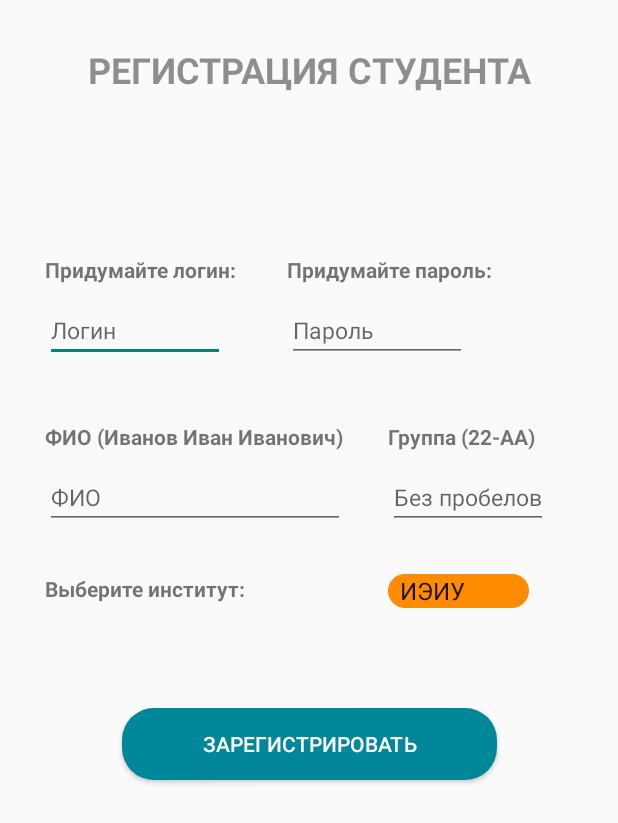
After one commit to GIDROPES/NGIEURATE, an Android app: the RegistrationActivity screen opened directly, with no data from a screen before it, on a phone screen of 412 x 824 dp. The commit adds this screen. Shown: the top 823 px of the screen. Run offline under Robolectric (Android 15) with nearby library versions, the phone set to English and light mode, and no system bars.

Commit message:
RegistrationActivity is working correctly

```diff
--- /dev/null
+++ b/app/src/main/java/com/example/ngieurate/RegistrationActivity.java
@@ -0,0 +1,116 @@
+package com.example.ngieurate;
+
+import androidx.appcompat.app.AppCompatActivity;
+
+import android.content.Intent;
+import android.os.Bundle;
+import android.view.View;
+import android.widget.ArrayAdapter;
+import android.widget.Button;
+import android.widget.EditText;
+import android.widget.Spinner;
+import android.widget.Toast;
+
+import java.sql.Connection;
+import java.sql.PreparedStatement;
+import java.sql.ResultSet;
+import java.sql.SQLException;
+import java.sql.Statement;
+
+public class RegistrationActivity extends AppCompatActivity {
+    private EditText editRegLogin, editRegPassword, editRegFIO, editRegGroup;
+    private Spinner registrationSpinner;
+    private Button acceptRegistration;
+    private String login, password, fio, group;
+    private Integer instit_code,id_of_student;
+    @Override
+    protected void onCreate(Bundle savedInstanceState) {
+        super.onCreate(savedInstanceState);
+        setContentView(R.layout.activity_registration);
+
+        registrationSpinner = findViewById(R.id.registrationSpinner);
+        acceptRegistration = findViewById(R.id.acceptRegistration);
+        editRegLogin = findViewById(R.id.editRegistrationLogin);
+        editRegPassword = findViewById(R.id.editRegistrationPassword);
+        editRegFIO = findViewById(R.id.editRegistrationFIO);
+        editRegGroup = findViewById(R.id.editRegistrationGroup);
+
+        ArrayAdapter<?> adapterInstitutions = ArrayAdapter.createFromResource(this, R.array.institutions,
+                android.R.layout.simple_spinner_item);
+        adapterInstitutions.setDropDownViewResource(android.R.layout.simple_spinner_dropdown_item);
+        registrationSpinner.setAdapter(adapterInstitutions);
+
+        acceptRegistration.setOnClickListener(new View.OnClickListener() {
+            @Override
+            public void onClick(View view) {
+                login = String.valueOf(editRegLogin.getText());
+                password = String.valueOf(editRegPassword.getText());
+                fio = String.valueOf(editRegFIO.getText());
+                group = String.valueOf(editRegGroup.getText());
+                instit_code = getInstitCode(String.valueOf(registrationSpinner.getSelectedItem()));
+                boolean isExist = isExistingLogin(login);
+                if(!isExist){
+                    if(instit_code!=0){
+                        SQLSenderConnector connector = new SQLSenderConnector();
+                        connector.sendQueryCHANGING("INSERT INTO SIGNIN_DATA VALUES(\'"+login+"\',\'"+password+"\');");
+
+                        id_of_student = Integer.parseInt(connector.sendQueryToSQLgetString("SELECT ID_Of_Student FROM SIGNIN_DATA WHERE Login = \'"+login+"\';"));
+
+                        Connection connection = connector.toOwnConnection();
+                        PreparedStatement preparedStatement = null;
+                        try {
+                            preparedStatement = connection
+                                    .prepareStatement("INSERT INTO STUDENT_DATA (ID,FIO,GROUP_NUMBER,POINTS_FROM_ACHIEVS,POINTS_FROM_TEACHERS,ALL_POINTS,INSTIT_CODE) VALUES (?,?,?,?,?,?,?);");
+                            preparedStatement.setInt(1,id_of_student);
+                            preparedStatement.setString(2, fio);
+                            preparedStatement.setString(3,group);
+                            preparedStatement.setInt(4,0);
+                            preparedStatement.setInt(5,0);
+                            preparedStatement.setInt(6, 0);
+                            preparedStatement.setInt(7, instit_code);
+                            preparedStatement.execute();
+                            Intent intent = new Intent(RegistrationActivity.this, ModerChoosingActivity.class);
+                            startActivity(intent);
+                        } catch (SQLException throwables) {
+                            throwables.printStackTrace();
+                        }
+                    }
+                    else {
+                        Toast.makeText(RegistrationActivity.this,"Ошибка в получении кода института. Обратитесь к администратору приложения", Toast.LENGTH_LONG);
+                    }
+                }
+                else {
+                    Toast.makeText(RegistrationActivity.this,"Такой логин занят. Используйте другой", Toast.LENGTH_LONG);
+                }
+            }
+        });
+    }
+
+    private boolean isExistingLogin(String checkLogin){
+        boolean existion = false;
+        SQLSenderConnector connector = new SQLSenderConnector();
+        Connection connection = connector.toOwnConnection();
+        try{
+
+            Statement statement = connection.createStatement();
+            ResultSet set = statement.executeQuery("SELECT Password FROM SIGNIN_DATA WHERE Login =\'"+checkLogin+"\';");
+
+            if (set.next()) { existion = true; }
+
+        } catch (SQLException throwables) {
+            throwables.printStackTrace();
+        }
+        return existion;
+    }
+
+    private int getInstitCode(String institName){
+        int resCode = 0;
+        SQLSenderConnector connector = new SQLSenderConnector();
+        try {
+            resCode = Integer.parseInt(connector.sendQueryToSQLgetString("SELECT INSTIT_NUMBER_KEY FROM INSTITUTIONS WHERE INSTITUTE =\'"+institName+"\';"));
+        } catch (Exception e) {
+            e.printStackTrace();
+        }
+        return resCode;
+    }
+}
--- /dev/null
+++ b/app/src/main/res/drawable/button_blue_ripped.xml
@@ -0,0 +1,17 @@
+<?xml version="1.0" encoding="utf-8"?>
+<inset xmlns:android="http://schemas.android.com/apk/res/android">
+    ndroid:insetBottom="6dp"
+    android:insetLeft="4dp"
+    android:insetRight="4dp"
+    android:insetTop="6dp">
+    <ripple android:color="?attr/colorControlHighlight">
+        <item>
+            <shape android:shape="rectangle"
+                android:tint="@color/dark_ocean">
+                <corners android:radius="21dp"/>
+                <solid android:color="#1a237e"/>
+                <padding android:bottom="1dp"/>
+            </shape>
+        </item>
+    </ripple>
+</inset>
--- /dev/null
+++ b/app/src/main/res/layout/activity_registration.xml
@@ -0,0 +1,147 @@
+<?xml version="1.0" encoding="utf-8"?>
+<androidx.constraintlayout.widget.ConstraintLayout xmlns:android="http://schemas.android.com/apk/res/android"
+    xmlns:app="http://schemas.android.com/apk/res-auto"
+    xmlns:tools="http://schemas.android.com/tools"
+    android:layout_width="match_parent"
+    android:layout_height="match_parent"
+    tools:context=".RegistrationActivity">
+
+    <TextView
+        android:layout_width="wrap_content"
+        android:layout_height="wrap_content"
+        android:alpha="0.8"
+        android:text="РЕГИСТРАЦИЯ СТУДЕНТА"
+        android:textSize="24dp"
+        android:textStyle="bold"
+        app:layout_constraintEnd_toEndOf="parent"
+        app:layout_constraintStart_toStartOf="parent"
+        app:layout_constraintTop_toTopOf="parent"
+        android:layout_marginTop="30dp"/>
+
+    <TextView
+        android:id="@+id/createLoginTXT"
+        android:layout_width="wrap_content"
+        android:layout_height="wrap_content"
+        android:text="Придумайте логин: "
+        android:textSize="14dp"
+        android:textStyle="bold"
+        app:layout_constraintStart_toStartOf="parent"
+        app:layout_constraintTop_toTopOf="parent"
+        android:layout_marginTop="170dp"
+        android:layout_marginStart="30dp"/>
+
+    <TextView
+        android:id="@+id/createPasswordTXT"
+        android:layout_width="wrap_content"
+        android:layout_height="wrap_content"
+        android:text="Придумайте пароль: "
+        android:textSize="14dp"
+        android:textStyle="bold"
+        app:layout_constraintStart_toEndOf="@id/createLoginTXT"
+        app:layout_constraintTop_toTopOf="parent"
+        android:layout_marginTop="170dp"
+        android:layout_marginStart="30dp"/>
+
+    <EditText
+        android:id="@+id/editRegistrationLogin"
+        android:layout_width="120dp"
+        android:layout_height="wrap_content"
+        app:layout_constraintStart_toStartOf="parent"
+        app:layout_constraintTop_toBottomOf="@+id/createLoginTXT"
+        android:layout_marginStart="30dp"
+        android:layout_marginTop="10dp"
+        android:hint="Логин"
+        android:textSize="15dp"/>
+
+    <EditText
+        android:id="@+id/editRegistrationPassword"
+        android:layout_width="120dp"
+        android:layout_height="wrap_content"
+        app:layout_constraintStart_toStartOf="@id/createPasswordTXT"
+        app:layout_constraintTop_toBottomOf="@+id/createPasswordTXT"
+        android:layout_marginTop="10dp"
+        android:hint="Пароль"
+        android:textSize="15dp"
+        android:inputType="textPassword"/>
+
+    <TextView
+        android:id="@+id/registerFIOTXT"
+        android:layout_width="wrap_content"
+        android:layout_height="wrap_content"
+        android:text="ФИО (Иванов Иван Иванович)"
+        android:textSize="14dp"
+        android:textStyle="bold"
+        app:layout_constraintStart_toStartOf="parent"
+        app:layout_constraintTop_toBottomOf="@+id/editRegistrationLogin"
+        android:layout_marginStart="30dp"
+        android:layout_marginTop="40dp"/>
+
+    <EditText
+        android:id="@+id/editRegistrationFIO"
+        android:layout_width="200dp"
+        android:layout_height="wrap_content"
+        app:layout_constraintStart_toStartOf="@id/registerFIOTXT"
+        app:layout_constraintTop_toBottomOf="@+id/registerFIOTXT"
+        android:layout_marginTop="10dp"
+        android:hint="ФИО"
+        android:textSize="15dp"
+        />
+
+    <TextView
+        android:id="@+id/registerGroupTXT"
+        android:layout_width="wrap_content"
+        android:layout_height="wrap_content"
+        android:text="Группа (22-АА)"
+        android:textSize="14dp"
+        android:textStyle="bold"
+        app:layout_constraintStart_toEndOf="@id/registerFIOTXT"
+        app:layout_constraintTop_toBottomOf="@+id/editRegistrationPassword"
+        android:layout_marginStart="30dp"
+        android:layout_marginTop="40dp"/>
+    <EditText
+        android:id="@+id/editRegistrationGroup"
+        android:layout_width="wrap_content"
+        android:layout_height="wrap_content"
+        app:layout_constraintStart_toStartOf="@id/registerGroupTXT"
+        app:layout_constraintTop_toBottomOf="@+id/registerGroupTXT"
+        android:layout_marginTop="10dp"
+        android:hint="Без пробелов"
+        android:textSize="15dp"
+        />
+    <TextView
+        android:id="@+id/registerInstitutionTXT"
+        android:layout_width="wrap_content"
+        android:layout_height="wrap_content"
+        android:text="Выберите институт:"
+        android:textSize="14dp"
+        android:textStyle="bold"
+        app:layout_constraintStart_toStartOf="@id/editRegistrationFIO"
+        app:layout_constraintTop_toBottomOf="@+id/editRegistrationFIO"
+        android:layout_marginTop="30dp"/>
+
+    <Spinner
+        android:id="@+id/registrationSpinner"
+        android:layout_width="wrap_content"
+        android:layout_height="wrap_content"
+        android:layout_alignParentTop="true"
+        android:layout_alignParentEnd="true"
+        android:layout_marginTop="30dp"
+        android:background="@drawable/button_orange_ripped"
+        android:entries="@array/institutions"
+        app:layout_constraintStart_toStartOf="@+id/editRegistrationGroup"
+        app:layout_constraintTop_toBottomOf="@+id/editRegistrationGroup" />
+
+    <Button
+        android:id="@+id/acceptRegistration"
+        android:layout_width="250dp"
+        android:layout_height="wrap_content"
+        app:layout_constraintEnd_toEndOf="parent"
+        app:layout_constraintStart_toStartOf="parent"
+        app:layout_constraintTop_toBottomOf="@+id/registerInstitutionTXT"
+        android:layout_marginTop="70dp"
+        android:background="@drawable/button_blue_ripped"
+        android:text="ЗАРЕГИСТРИРОВАТЬ"
+        android:textColor="@color/white"/>
+
+
+</androidx.constraintlayout.widget.ConstraintLayout>
--- a/app/src/main/res/values/strings.xml
+++ b/app/src/main/res/values/strings.xml
@@ -25,4 +25,9 @@
         <item>Грамота</item>
         <item>Диплом</item>
     </string-array>
+    <string-array name="institutions">
+        <item>ИЭИУ</item>
+        <item>ИТИСС</item>
+        <item>ИНЖЕНЕР</item>
+    </string-array>
 </resources>
```
Also changed, not shown: app/src/main/AndroidManifest.xml (+9 -0 lines), app/src/main/java/com/example/ngieurate/AddPointsActivity.java (added, +14 -0 lines), app/src/main/java/com/example/ngieurate/CheckReportsActivity.java (added, +14 -0 lines), app/src/main/java/com/example/ngieurate/ModerChoosingActivity.java (+31 -1 lines), app/src/main/res/layout/activity_add_points.xml (added, +9 -0 lines), app/src/main/res/layout/activity_check_reports.xml (added, +9 -0 lines), app/src/main/java/com/example/ngieurate/LoginUser.java (line endings or trailing spaces).
